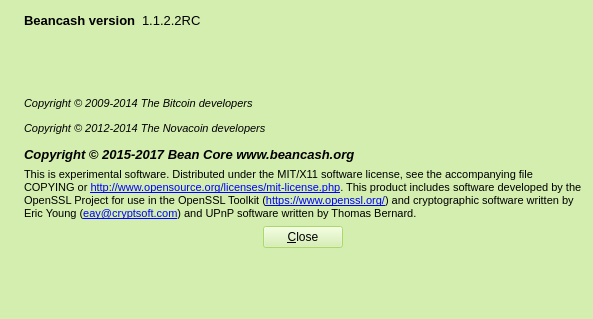
The window that src/qt/forms/aboutdialog.ui (teambean/BeanCash) describes before a commit, drawn with Qt 5.
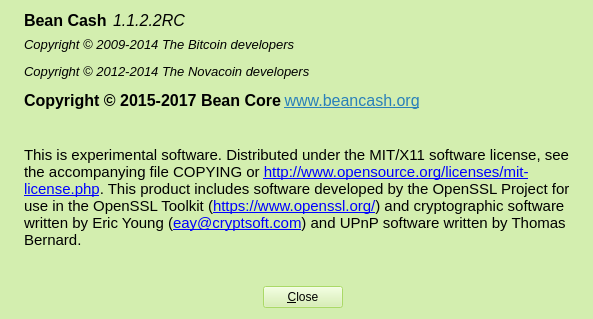
The same window after the commit. Icons and pictures are not drawn.

Commit message: About dialog updated

The edit to the form file:
```diff
--- a/src/qt/forms/aboutdialog.ui
+++ b/src/qt/forms/aboutdialog.ui
@@ -193,7 +193,75 @@
    <bool>false</bool>
   </property>
   <layout class="QGridLayout" name="gridLayout">
-   <item row="0" column="0" rowspan="5">
+   <item row="5" column="3">
+    <spacer name="horizontalSpacer_3">
+     <property name="orientation">
+      <enum>Qt::Horizontal</enum>
+     </property>
+     <property name="sizeHint" stdset="0">
+      <size>
+       <width>187</width>
+       <height>20</height>
+      </size>
+     </property>
+    </spacer>
+   </item>
+   <item row="1" column="1" colspan="3">
+    <spacer name="verticalSpacer_2">
+     <property name="orientation">
+      <enum>Qt::Vertical</enum>
+     </property>
+     <property name="sizeHint" stdset="0">
+      <size>
+       <width>468</width>
+       <height>1</height>
+      </size>
+     </property>
+    </spacer>
+   </item>
+   <item row="5" column="2">
+    <widget class="QPushButton" name="closeButton">
+     <property name="sizePolicy">
+      <sizepolicy hsizetype="Fixed" vsizetype="Fixed">
+       <horstretch>0</horstretch>
+       <verstretch>0</verstretch>
+      </sizepolicy>
+     </property>
+     <property name="focusPolicy">
+      <enum>Qt::TabFocus</enum>
+     </property>
+     <property name="toolTip">
+      <string>Close Window</string>
+     </property>
+     <property name="layoutDirection">
+      <enum>Qt::LeftToRight</enum>
+     </property>
+     <property name="text">
+      <string>&amp;Close</string>
+     </property>
+     <property name="icon">
+      <iconset resource="../beancash.qrc">
+       <normaloff>:/icons/quit</normaloff>:/icons/quit</iconset>
+     </property>
+     <property name="default">
+      <bool>false</bool>
+     </property>
+    </widget>
+   </item>
+   <item row="5" column="1">
+    <spacer name="horizontalSpacer_2">
+     <property name="orientation">
+      <enum>Qt::Horizontal</enum>
+     </property>
+     <property name="sizeHint" stdset="0">
+      <size>
+       <width>188</width>
+       <height>20</height>
+      </size>
+     </property>
+    </spacer>
+   </item>
+   <item row="0" column="0" rowspan="6">
     <widget class="QLabel" name="label_4">
      <property name="sizePolicy">
       <sizepolicy hsizetype="Preferred" vsizetype="Ignored">
@@ -213,7 +281,7 @@
        <property name="font">
         <font>
          <family>Liberation Sans</family>
-         <pointsize>10</pointsize>
+         <pointsize>12</pointsize>
          <weight>75</weight>
          <bold>true</bold>
         </font>
@@ -222,7 +290,7 @@
         <cursorShape>IBeamCursor</cursorShape>
        </property>
        <property name="text">
-        <string>&lt;b&gt;Beancash&lt;/b&gt; version</string>
+        <string>&lt;html&gt;&lt;head/&gt;&lt;body&gt;&lt;p&gt;Bean Cash&lt;/p&gt;&lt;/body&gt;&lt;/html&gt;</string>
        </property>
        <property name="textInteractionFlags">
         <set>Qt::LinksAccessibleByMouse|Qt::TextSelectableByKeyboard|Qt::TextSelectableByMouse</set>
@@ -234,7 +302,8 @@
        <property name="font">
         <font>
          <family>Liberation Sans</family>
-         <pointsize>10</pointsize>
+         <pointsize>12</pointsize>
+         <italic>true</italic>
         </font>
        </property>
        <property name="cursor">
@@ -263,20 +332,7 @@
      </item>
     </layout>
    </item>
-   <item row="1" column="1" colspan="3">
-    <spacer name="verticalSpacer_2">
-     <property name="orientation">
-      <enum>Qt::Vertical</enum>
-     </property>
-     <property name="sizeHint" stdset="0">
-      <size>
-       <width>468</width>
-       <height>1</height>
-      </size>
-     </property>
-    </spacer>
-   </item>
-   <item row="3" column="1" colspan="3">
+   <item row="3" column="1" rowspan="2" colspan="3">
     <widget class="QLabel" name="label_2">
      <property name="font">
       <font>
@@ -288,7 +344,7 @@
       <cursorShape>IBeamCursor</cursorShape>
      </property>
      <property name="text">
-      <string>&lt;html&gt;&lt;head/&gt;&lt;body&gt;&lt;p&gt;&lt;span style=&quot; font-size:8pt;&quot;&gt;This is experimental software. Distributed under the MIT/X11 software license, see the accompanying file COPYING or &lt;/span&gt;&lt;a href=&quot;http://www.opensource.org/licenses/mit-license.php&quot;&gt;&lt;span style=&quot; font-size:8pt; text-decoration: underline; color:#0000ff;&quot;&gt;http://www.opensource.org/licenses/mit-license.php&lt;/span&gt;&lt;/a&gt;&lt;span style=&quot; font-size:8pt;&quot;&gt;. This product includes software developed by the OpenSSL Project for use in the OpenSSL Toolkit (&lt;/span&gt;&lt;a href=&quot;https://www.openssl.org/&quot;&gt;&lt;span style=&quot; font-size:8pt; text-decoration: underline; color:#0000ff;&quot;&gt;https://www.openssl.org/&lt;/span&gt;&lt;/a&gt;&lt;span style=&quot; font-size:8pt;&quot;&gt;) and cryptographic software written by Eric Young (&lt;/span&gt;&lt;a href=&quot;mailto:eay@cryptsoft.com&quot;&gt;&lt;span style=&quot; font-size:8pt; text-decoration: underline; color:#0000ff;&quot;&gt;eay@cryptsoft.com&lt;/span&gt;&lt;/a&gt;&lt;span style=&quot; font-size:8pt;&quot;&gt;) and UPnP software written by Thomas Bernard.&lt;/span&gt;&lt;/p&gt;&lt;/body&gt;&lt;/html&gt;</string>
+      <string>&lt;html&gt;&lt;head/&gt;&lt;body&gt;&lt;p&gt;&lt;span style=&quot; font-size:11pt;&quot;&gt;This is experimental software. Distributed under the MIT/X11 software license, see the accompanying file COPYING or &lt;/span&gt;&lt;a href=&quot;http://www.opensource.org/licenses/mit-license.php&quot;&gt;&lt;span style=&quot; font-size:11pt; text-decoration: underline; color:#0000ff;&quot;&gt;http://www.opensource.org/licenses/mit-license.php&lt;/span&gt;&lt;/a&gt;&lt;span style=&quot; font-size:11pt;&quot;&gt;. This product includes software developed by the OpenSSL Project for use in the OpenSSL Toolkit (&lt;/span&gt;&lt;a href=&quot;https://www.openssl.org/&quot;&gt;&lt;span style=&quot; font-size:11pt; text-decoration: underline; color:#0000ff;&quot;&gt;https://www.openssl.org/&lt;/span&gt;&lt;/a&gt;&lt;span style=&quot; font-size:11pt;&quot;&gt;) and cryptographic software written by Eric Young (&lt;/span&gt;&lt;a href=&quot;mailto:eay@cryptsoft.com&quot;&gt;&lt;span style=&quot; font-size:11pt; text-decoration: underline; color:#0000ff;&quot;&gt;eay@cryptsoft.com&lt;/span&gt;&lt;/a&gt;&lt;span style=&quot; font-size:11pt;&quot;&gt;) and UPnP software written by Thomas Bernard.&lt;/span&gt;&lt;/p&gt;&lt;/body&gt;&lt;/html&gt;</string>
      </property>
      <property name="textFormat">
       <enum>Qt::RichText</enum>
@@ -301,74 +357,6 @@
      </property>
     </widget>
    </item>
-   <item row="4" column="1">
-    <spacer name="horizontalSpacer_2">
-     <property name="orientation">
-      <enum>Qt::Horizontal</enum>
-     </property>
-     <property name="sizeHint" stdset="0">
-      <size>
-       <width>188</width>
-       <height>20</height>
-      </size>
-     </property>
-    </spacer>
-   </item>
-   <item row="4" column="2">
-    <widget class="QPushButton" name="closeButton">
-     <property name="sizePolicy">
-      <sizepolicy hsizetype="Fixed" vsizetype="Fixed">
-       <horstretch>0</horstretch>
-       <verstretch>0</verstretch>
-      </sizepolicy>
-     </property>
-     <property name="focusPolicy">
-      <enum>Qt::TabFocus</enum>
-     </property>
-     <property name="toolTip">
-      <string>Close Window</string>
-     </property>
-     <property name="layoutDirection">
-      <enum>Qt::LeftToRight</enum>
-     </property>
-     <property name="text">
-      <string>&amp;Close</string>
-     </property>
-     <property name="icon">
-      <iconset resource="../beancash.qrc">
-       <normaloff>:/icons/quit</normaloff>:/icons/quit</iconset>
-     </property>
-     <property name="default">
-      <bool>false</bool>
-     </property>
-    </widget>
-   </item>
-   <item row="4" column="3">
-    <spacer name="horizontalSpacer_3">
-     <property name="orientation">
-      <enum>Qt::Horizontal</enum>
-     </property>
-     <property name="sizeHint" stdset="0">
-      <size>
-       <width>187</width>
-       <height>20</height>
-      </size>
-     </property>
-    </spacer>
-   </item>
-   <item row="5" column="1" colspan="3">
-    <spacer name="verticalSpacer">
-     <property name="orientation">
-      <enum>Qt::Vertical</enum>
-     </property>
-     <property name="sizeHint" stdset="0">
-      <size>
-       <width>468</width>
-       <height>2</height>
-      </size>
-     </property>
-    </spacer>
-   </item>
    <item row="2" column="1" colspan="3">
     <widget class="QLabel" name="copyrightLabel">
      <property name="font">
@@ -385,9 +373,9 @@
 &lt;html&gt;&lt;head&gt;&lt;meta name=&quot;qrichtext&quot; content=&quot;1&quot; /&gt;&lt;style type=&quot;text/css&quot;&gt;
 p, li { white-space: pre-wrap; }
 &lt;/style&gt;&lt;/head&gt;&lt;body style=&quot; font-family:'Liberation Sans'; font-size:10pt; font-weight:400; font-style:normal;&quot;&gt;
-&lt;p style=&quot; margin-top:12px; margin-bottom:12px; margin-left:0px; margin-right:0px; -qt-block-indent:0; text-indent:0px;&quot;&gt;&lt;span style=&quot; font-size:8pt; font-style:italic;&quot;&gt;Copyright © 2009-2014 The Bitcoin developers&lt;/span&gt;&lt;/p&gt;
-&lt;p style=&quot; margin-top:12px; margin-bottom:12px; margin-left:0px; margin-right:0px; -qt-block-indent:0; text-indent:0px;&quot;&gt;&lt;span style=&quot; font-size:8pt; font-style:italic;&quot;&gt;Copyright © 2012-2014 The Novacoin developers&lt;/span&gt;&lt;/p&gt;
-&lt;p style=&quot; margin-top:12px; margin-bottom:12px; margin-left:0px; margin-right:0px; -qt-block-indent:0; text-indent:0px;&quot;&gt;&lt;span style=&quot; font-weight:600; font-style:italic;&quot;&gt;Copyright © 2015-2017 Bean Core www.beancash.org&lt;/span&gt;&lt;/p&gt;&lt;/body&gt;&lt;/html&gt;</string>
+&lt;p style=&quot; margin-top:12px; margin-bottom:12px; margin-left:0px; margin-right:0px; -qt-block-indent:0; text-indent:0px;&quot;&gt;&lt;span style=&quot; font-style:italic;&quot;&gt;Copyright © 2009-2014 The Bitcoin developers&lt;/span&gt;&lt;/p&gt;
+&lt;p style=&quot; margin-top:12px; margin-bottom:12px; margin-left:0px; margin-right:0px; -qt-block-indent:0; text-indent:0px;&quot;&gt;&lt;span style=&quot; font-style:italic;&quot;&gt;Copyright © 2012-2014 The Novacoin developers&lt;/span&gt;&lt;/p&gt;
+&lt;p style=&quot; margin-top:12px; margin-bottom:12px; margin-left:0px; margin-right:0px; -qt-block-indent:0; text-indent:0px;&quot;&gt;&lt;span style=&quot; font-size:12pt; font-weight:600;&quot;&gt;Copyright © 2015-2017 Bean Core&lt;/span&gt;&lt;span style=&quot; font-weight:600; font-style:italic;&quot;&gt; &lt;/span&gt;&lt;a href=&quot;http://www.beancash.org&quot;&gt;&lt;span style=&quot; font-size:12pt; text-decoration: underline; color:#2980b9;&quot;&gt;www.beancash.org&lt;/span&gt;&lt;/a&gt;&lt;/p&gt;&lt;/body&gt;&lt;/html&gt;</string>
      </property>
      <property name="textInteractionFlags">
       <set>Qt::LinksAccessibleByMouse|Qt::TextSelectableByKeyboard|Qt::TextSelectableByMouse</set>
@@ -395,6 +383,17 @@
     </widget>
    </item>
   </layout>
+  <widget class="QWidget" name="verticalLayoutWidget">
+   <property name="geometry">
+    <rect>
+     <x>306</x>
+     <y>199</y>
+     <width>84</width>
+     <height>75</height>
+    </rect>
+   </property>
+   <layout class="QVBoxLayout" name="verticalLayout"/>
+  </widget>
  </widget>
  <resources>
   <include location="../beancash.qrc"/>
```
The commit also changes 2 other files.
